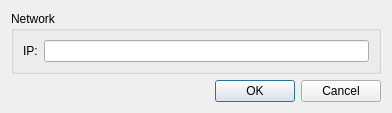
Old version of the form desktopGUI/forms/qnpliptvtunerform.ui in the repository TeleMidia/ginga-2010-2015-gui.
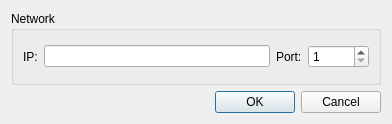
New version of the form.

Commit message: maint: Adding "Port" option to IPTV dialog.

```diff
--- a/desktopGUI/forms/qnpliptvtunerform.ui
+++ b/desktopGUI/forms/qnpliptvtunerform.ui
@@ -7,7 +7,7 @@
     <x>0</x>
     <y>0</y>
     <width>392</width>
-    <height>100</height>
+    <height>124</height>
    </rect>
   </property>
   <property name="windowTitle">
@@ -30,6 +30,23 @@
       <item>
        <widget class="QLineEdit" name="lineEdit"/>
       </item>
+      <item>
+       <widget class="QLabel" name="label_2">
+        <property name="text">
+         <string>Port:</string>
+        </property>
+       </widget>
+      </item>
+      <item>
+       <widget class="QSpinBox" name="_port">
+        <property name="minimum">
+         <number>1</number>
+        </property>
+        <property name="maximum">
+         <number>65535</number>
+        </property>
+       </widget>
+      </item>
      </layout>
     </widget>
    </item>
```
The commit also changes 3 other files.
